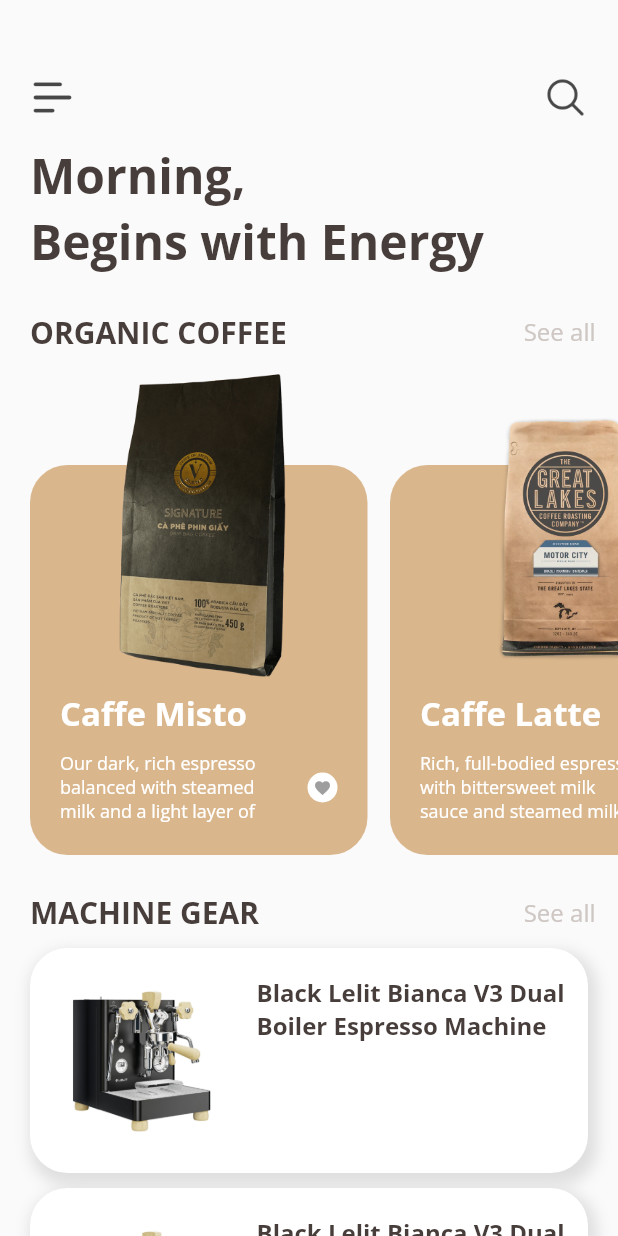
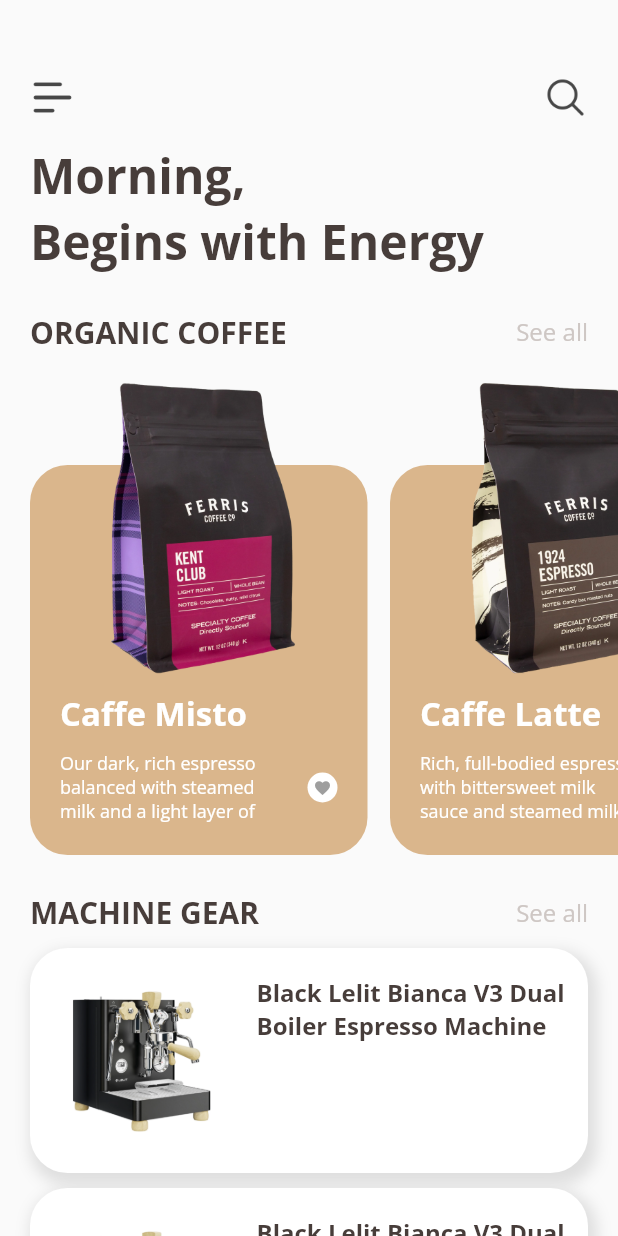
Before and after one commit to Ghienn/CoffeeRoastery, a Flutter app: the screen it shows after launch, after a tap on "Get Started", on a phone screen of 412 x 824 dp. Run offline on Flutter 3.47's test engine with Material 2 defaults, Android fonts, the phone set to English and light mode, and no system bars; our stand-ins replace flutter_icons, smooth_page_indicator.

Commit message:
update UI

```diff
--- a/coffee_roastery/lib/components/image_slider.dart
+++ b/coffee_roastery/lib/components/image_slider.dart
@@ -12,17 +12,18 @@ class ImageSlider extends StatelessWidget {
       children: [
         Image.asset(
           'assets/logo.png',
-          width: size.width / 1.5,
+          width: size.width / 1.6,
         ),
         const Padding(
-          padding: EdgeInsets.symmetric(horizontal: 30, vertical: 5.0),
+          padding: EdgeInsets.symmetric(horizontal: 30, vertical: 2.0),
           child: Text(
             'Coffee so good,\n your taste buds with love',
             textAlign: TextAlign.center,
             style: TextStyle(
-                fontSize: 28,
+                fontSize: 26,
                 fontWeight: FontWeight.w900,
-                color: AppTheme.textColor),
+                color: AppTheme.textColor,
+                fontFamily: 'opensans'),
           ),
         ),
         const Padding(
@@ -34,9 +35,10 @@ class ImageSlider extends StatelessWidget {
             'The best grain, the finest roast, the most powerful flavor',
             textAlign: TextAlign.center,
             style: TextStyle(
-                fontSize: 16,
+                fontSize: 14,
                 fontWeight: FontWeight.w500,
-                color: AppTheme.textColor),
+                color: AppTheme.textColor,
+                fontFamily: 'opensans'),
           ),
         ),
       ],
--- a/coffee_roastery/lib/components/main_button.dart
+++ b/coffee_roastery/lib/components/main_button.dart
@@ -25,7 +25,8 @@ class MainButton extends StatelessWidget {
             style: TextStyle(
                 color: Color(0xFFDAB68C),
                 fontWeight: FontWeight.w700,
-                fontSize: 18)),
+                fontSize: 18,
+                fontFamily: 'opensans')),
       ),
     );
   }
--- a/coffee_roastery/lib/home_page.dart
+++ b/coffee_roastery/lib/home_page.dart
@@ -87,7 +87,7 @@ class _MyHomePageState extends State<MyHomePage> {
                   fontWeight: FontWeight.bold),
             ),
             Padding(
-              padding: const EdgeInsets.only(right: 15.0),
+              padding: const EdgeInsets.only(right: 20.0),
               child: Text(
                 'See all',
                 style: TextStyle(
@@ -103,14 +103,14 @@ class _MyHomePageState extends State<MyHomePage> {
             height: 350.0,
             child: ListView(scrollDirection: Axis.horizontal, children: [
               _coffeeListCard(
-                  'assets/coffee_product.png',
+                  'assets/coffee2.webp',
                   'Caffe Misto',
                   'Coffeeshop',
                   'Our dark, rich espresso balanced with steamed milk and a light layer of foam',
                   // '\$4.99',
                   false),
               _coffeeListCard(
-                  'assets/motor_city.webp',
+                  'assets/coffee1.webp',
                   'Caffe Latte',
                   'BrownHouse',
                   'Rich, full-bodied espresso with bittersweet milk sauce and steamed milk',
@@ -131,7 +131,7 @@ class _MyHomePageState extends State<MyHomePage> {
                   fontWeight: FontWeight.bold),
             ),
             const Padding(
-              padding: EdgeInsets.only(right: 15.0),
+              padding: EdgeInsets.only(right: 20.0),
               child: Text(
                 'See all',
                 style: TextStyle(
@@ -160,7 +160,7 @@ class _MyHomePageState extends State<MyHomePage> {
                   fontWeight: FontWeight.bold),
             ),
             const Padding(
-              padding: EdgeInsets.only(right: 15.0),
+              padding: EdgeInsets.only(right: 20.0),
               child: Text(
                 'See all',
                 style: TextStyle(
--- a/coffee_roastery/lib/screens/accessories_details_page.dart
+++ b/coffee_roastery/lib/screens/accessories_details_page.dart
@@ -43,7 +43,7 @@ class _AccessoriesDetailsPageState extends State<AccessoriesDetailsPage> {
                           ),
                           child: Text("Acaia Lunar Espresso Scales Black 2021",
                               style: TextStyle(
-                                  fontFamily: 'serifa',
+                                  fontFamily: 'opensans',
                                   color: AppTheme.darkColor,
                                   fontWeight: FontWeight.w700,
                                   fontSize: 35)),
@@ -56,7 +56,7 @@ class _AccessoriesDetailsPageState extends State<AccessoriesDetailsPage> {
                           ),
                           child: Text("Description",
                               style: TextStyle(
-                                  fontFamily: 'serifa',
+                                  fontFamily: 'opensans',
                                   color: AppTheme.darkColor,
                                   fontWeight: FontWeight.w700,
                                   fontSize: 25)),
--- a/coffee_roastery/lib/screens/coffee_details_page.dart
+++ b/coffee_roastery/lib/screens/coffee_details_page.dart
@@ -43,7 +43,7 @@ class _CoffeeDetailsPageState extends State<CoffeeDetailsPage> {
                           ),
                           child: Text("NAVIGATOR - OUR BOLD BLEND",
                               style: TextStyle(
-                                  fontFamily: 'serifa',
+                                  fontFamily: 'opensans',
                                   color: AppTheme.darkColor,
                                   fontWeight: FontWeight.w700,
                                   fontSize: 35)),
@@ -56,7 +56,7 @@ class _CoffeeDetailsPageState extends State<CoffeeDetailsPage> {
                           ),
                           child: Text("Description",
                               style: TextStyle(
-                                  fontFamily: 'serifa',
+                                  fontFamily: 'opensans',
                                   color: AppTheme.darkColor,
                                   fontWeight: FontWeight.w700,
                                   fontSize: 25)),
```
Also changed, not shown: coffee_roastery/lib/screens/gear_detail.dart (+5 -4 lines), coffee_roastery/assets/coffee1.webp (added), coffee_roastery/assets/coffee2.webp (added).
